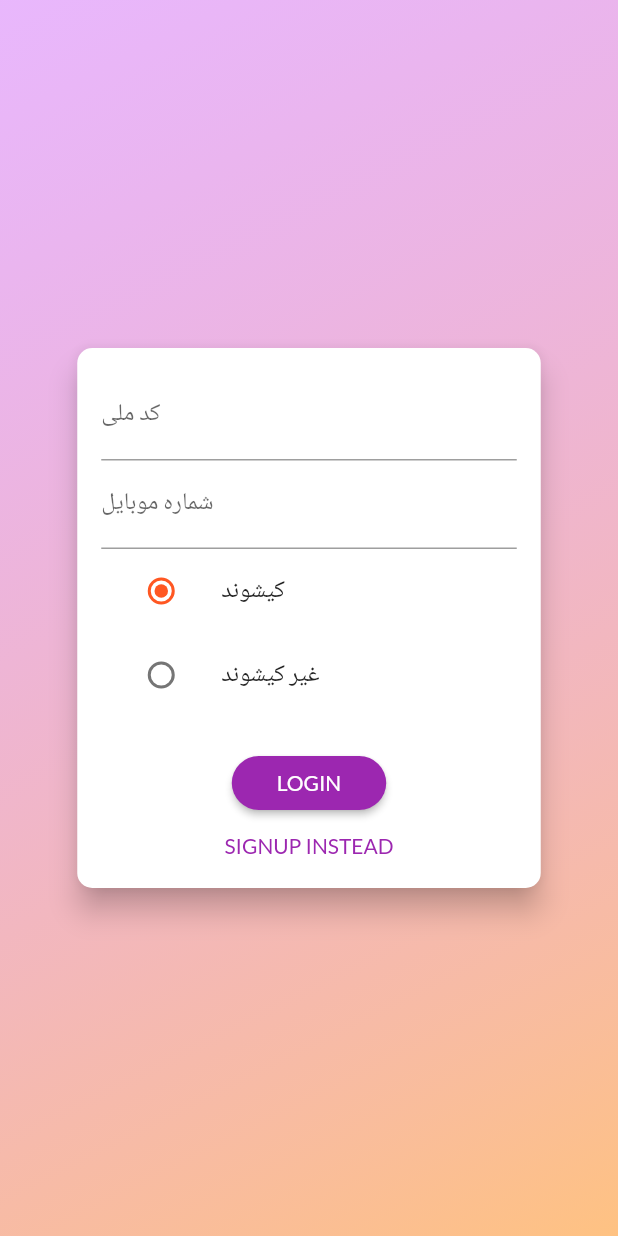
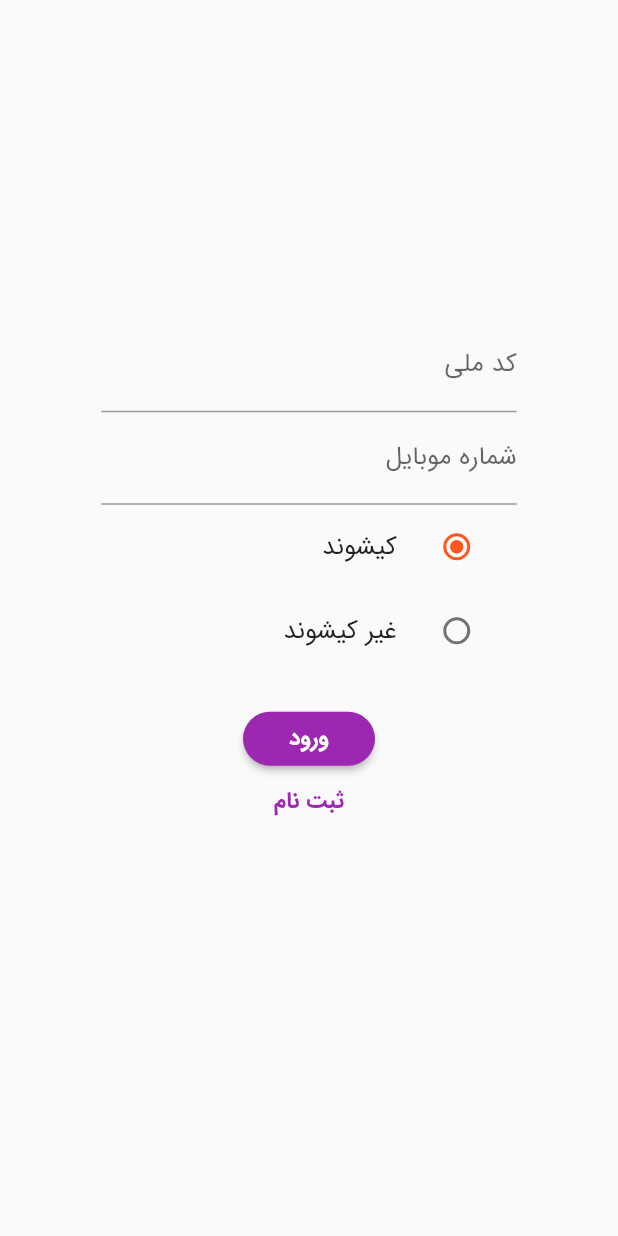
Before and after one commit to hossein-khanmirzaei/lottery, a Flutter app: the screen it shows after launch, on a phone screen of 412 x 824 dp. Run offline on Flutter 3.47's test engine with Material 2 defaults, Android fonts, the phone set to English and light mode, and no system bars.

Commit message:
(98-06-22 11:00 PM)

```diff
--- a/lib/main.dart
+++ b/lib/main.dart
@@ -1,4 +1,6 @@
 import 'package:flutter/material.dart';
+import 'package:flutter_localizations/flutter_localizations.dart';
+import 'package:lottery/screens/overview_screen.dart';
 import 'package:provider/provider.dart';
 
 import 'package:lottery/providers/auth_provider.dart';
@@ -36,14 +38,21 @@ class MyApp extends StatelessWidget {
       ],
       child: Consumer<Auth>(
         builder: (ctx, auth, _) => MaterialApp(
+            localizationsDelegates: [
+              GlobalMaterialLocalizations.delegate,
+              GlobalWidgetsLocalizations.delegate,
+            ],
+            supportedLocales: [
+              Locale("fa", "IR"),
+            ],
+            locale: Locale("fa", "IR"),
             title: 'MyShop',
             theme: ThemeData(
               primarySwatch: Colors.purple,
               accentColor: Colors.deepOrange,
-              fontFamily: 'Lato',
+              fontFamily: 'IRANSans',
             ),
-            //home: auth.isAuth ? ProductsOverviewScreen() : AuthScreen(),
-            home: AuthScreen(),
+            home: auth.isAuth ? OverviewScreen() : AuthScreen(),
             routes: {
               // ProductDetailScreen.routeName: (ctx) => ProductDetailScreen(),
               // CartScreen.routeName: (ctx) => CartScreen(),
--- a/lib/providers/auth_provider.dart
+++ b/lib/providers/auth_provider.dart
@@ -1,6 +1,6 @@
 import 'dart:convert';
 
-import 'package:flutter/widgets.dart';
+import 'package:flutter/material.dart';
 import 'package:http/http.dart' as http;
 import 'package:lottery/models/http_exception.dart';
 
--- a/lib/screens/auth_screen.dart
+++ b/lib/screens/auth_screen.dart
@@ -1,11 +1,10 @@
-import 'dart:math';
-
 import 'package:flutter/material.dart';
 import 'package:lottery/models/http_exception.dart';
 import 'package:lottery/providers/auth_provider.dart';
 import 'package:provider/provider.dart';
 
 enum AuthMode { Signup, Login }
+enum ResidenceType { Kishvand, NotKishvand }
 
 class AuthScreen extends StatelessWidget {
   static const routeName = '/auth';
@@ -13,48 +12,12 @@ class AuthScreen extends StatelessWidget {
   @override
   Widget build(BuildContext context) {
     final deviceSize = MediaQuery.of(context).size;
-    // final transformConfig = Matrix4.rotationZ(-8 * pi / 180);
-    // transformConfig.translate(-10.0);
     return Scaffold(
       // resizeToAvoidBottomInset: false,
-      body: Stack(
-        children: <Widget>[
-          Container(
-            decoration: BoxDecoration(
-              gradient: LinearGradient(
-                colors: [
-                  Color.fromRGBO(215, 117, 255, 1).withOpacity(0.5),
-                  Color.fromRGBO(255, 188, 117, 1).withOpacity(0.9),
-                ],
-                begin: Alignment.topLeft,
-                end: Alignment.bottomRight,
-                stops: [0, 1],
-              ),
-            ),
-          ),
-          SingleChildScrollView(
-            child: Container(
-              height: deviceSize.height,
-              width: deviceSize.width,
-              child: Column(
-                mainAxisAlignment: MainAxisAlignment.center,
-                crossAxisAlignment: CrossAxisAlignment.center,
-                children: <Widget>[
-                  Flexible(
-                    flex: deviceSize.width > 600 ? 2 : 1,
-                    child: AuthCard(),
-                  ),
-                ],
-              ),
-            ),
-          ),
-        ],
-      ),
+      body: AuthCard(),
     );
   }
 }
-
-enum ResidenceType { Kishvand, NotKishvand }
 
 class AuthCard extends StatefulWidget {
   const AuthCard({
@@ -152,15 +115,11 @@ class _AuthCardState extends State<AuthCard> {
   @override
   Widget build(BuildContext context) {
     final deviceSize = MediaQuery.of(context).size;
-    return Card(
-      shape: RoundedRectangleBorder(
-        borderRadius: BorderRadius.circular(10.0),
-      ),
-      elevation: 8.0,
+    return Center(
       child: Container(
         height: _authMode == AuthMode.Signup ? 320 : 260,
         constraints:
-            BoxConstraints(minHeight: _authMode == AuthMode.Signup ? 420 : 360),
+            BoxConstraints(minHeight: _authMode == AuthMode.Signup ? 520 : 430),
         width: deviceSize.width * 0.75,
         padding: EdgeInsets.all(16.0),
         child: Form(
@@ -187,7 +146,7 @@ class _AuthCardState extends State<AuthCard> {
                   keyboardType: TextInputType.number,
                   validator: (value) {
                     if (value.isEmpty) {
-                      return 'کد ملی نامعتبر!';
+                      return 'کد ملی نامعتبر است!';
                     }
                   },
                   onSaved: (value) {
@@ -200,7 +159,7 @@ class _AuthCardState extends State<AuthCard> {
                   controller: _passwordController,
                   validator: (value) {
                     if (value.isEmpty) {
-                      return 'شماره موبایل نامعتبر!';
+                      return 'شماره موبایل نامعتبر است!';
                     }
                   },
                   onSaved: (value) {
@@ -241,7 +200,7 @@ class _AuthCardState extends State<AuthCard> {
                 else
                   RaisedButton(
                     child:
-                        Text(_authMode == AuthMode.Login ? 'LOGIN' : 'SIGN UP'),
+                        Text(_authMode == AuthMode.Login ? 'ورود' : 'ثبت نام'),
                     onPressed: _submit,
                     shape: RoundedRectangleBorder(
                       borderRadius: BorderRadius.circular(30),
@@ -253,7 +212,7 @@ class _AuthCardState extends State<AuthCard> {
                   ),
                 FlatButton(
                   child: Text(
-                      '${_authMode == AuthMode.Login ? 'SIGNUP' : 'LOGIN'} INSTEAD'),
+                      '${_authMode == AuthMode.Login ? 'ثبت نام' : 'ورود'}'),
                   onPressed: _switchAuthMode,
                   padding: EdgeInsets.symmetric(horizontal: 30.0, vertical: 4),
                   materialTapTargetSize: MaterialTapTargetSize.shrinkWrap,
```
Also changed, not shown: lib/providers/overview_provider.dart (added, +47 -0 lines), lib/screens/overview_screen.dart (added, +32 -0 lines), pubspec.yaml (+8 -9 lines), assets/fonts/Anton-Regular.ttf (deleted), assets/fonts/IRANSansMobile.ttf (added), assets/fonts/IRANSansMobile_Black.ttf (added), assets/fonts/IRANSansMobile_Bold.ttf (added), assets/fonts/IRANSansMobile_Light.ttf (added), assets/fonts/IRANSansMobile_Medium.ttf (added), assets/fonts/IRANSansMobile_UltraLight.ttf (added), assets/fonts/Lato-Bold.ttf (deleted), assets/fonts/Lato-Regular.ttf (deleted), pubspec.lock, 1 other file.
